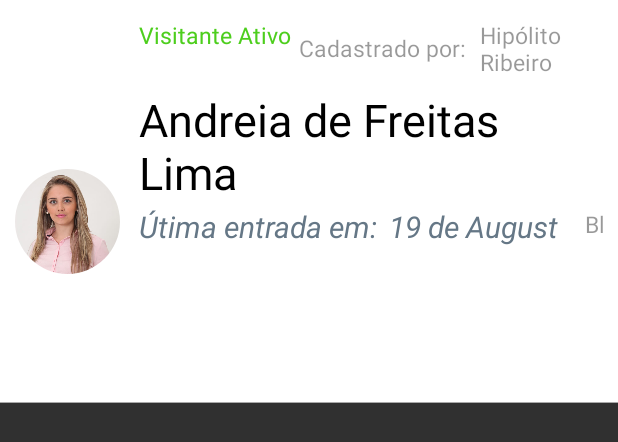
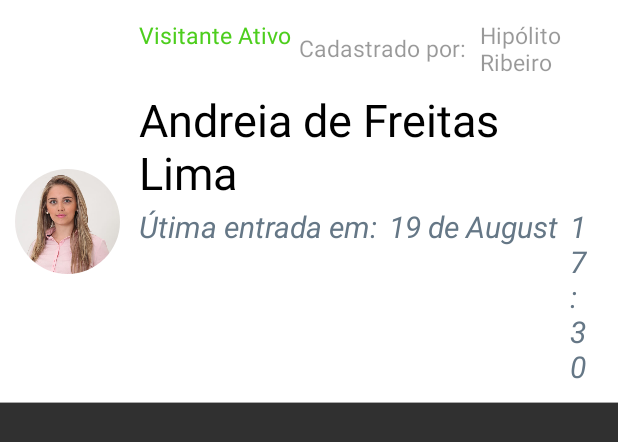
Before and after one commit to HipolitoJr/app-android-condominium-portaria, an Android app: the layout item_lista_visitante.xml on its own in the app's theme, with its tools: preview values and no code run, on a phone screen of 412 x 824 dp. Shown: the top 442 px of the screen. Run offline under Robolectric (Android 15) with nearby library versions, the phone set to English and light mode, and no system bars; plain views replace RoundedImageView.

Commit message:
organizado adapter visitantes

```diff
--- a/app/src/main/java/com/example/rodrigo/condomaisportaria/infra/utils/adapters/VisitanteRVAdapter.kt
+++ b/app/src/main/java/com/example/rodrigo/condomaisportaria/infra/utils/adapters/VisitanteRVAdapter.kt
@@ -47,7 +47,10 @@ class VisitanteRVAdapter (
         var visitante = visitantes.get(position)
 
         holder.txtNomeVisitante.text = visitante.nome
-        holder.txtNomeMorador.text = visitante.morador.nome
+        holder.txtNomeMorador.text =
+                visitante.unidadeHabitacional.grupoHabitacional.tipo + " " +
+                visitante.unidadeHabitacional.grupoHabitacional.tipoUnidade + " " +
+                visitante.unidadeHabitacional.nome
     }
 
 
--- a/app/src/main/java/com/example/rodrigo/condomaisportaria/models/Visitante.kt
+++ b/app/src/main/java/com/example/rodrigo/condomaisportaria/models/Visitante.kt
@@ -7,7 +7,8 @@ class Visitante(
         var nome : String,
         var sexo : String,
         var telefone : String,
-        var morador : Perfil,
+        @SerializedName("unidade_habitacional")
+        var  unidadeHabitacional: UnidadeHabitacional,
         @SerializedName("data_nascimento")
         var dataNascimento : String
 
--- a/app/src/main/res/layout/item_lista_visitante.xml
+++ b/app/src/main/res/layout/item_lista_visitante.xml
@@ -168,7 +168,8 @@
                     android:text="Bloco E"
                     android:textAlignment="textEnd"
                     android:textColor="@color/black_overlay"
-                    android:textSize="15sp"/>
+                    android:textSize="15sp"
+                    android:visibility="gone"/>
 
                 <TextView
                     android:id="@+id/dotSep"
@@ -177,7 +178,8 @@
                     android:layout_margin="2.5dp"
                     android:text="-"
                     android:textColor="@color/draw_description"
-                    android:textSize="15sp" />
+                    android:textSize="15sp"
+                    android:visibility="gone"/>
 
 
                 <TextView
@@ -188,7 +190,8 @@
                     android:text="Apartamento 203"
                     android:textAlignment="textEnd"
                     android:textColor="@color/black_overlay"
-                    android:textSize="15sp"/>
+                    android:textSize="15sp"
+                    android:visibility="gone"/>
 
             </LinearLayout>
         </LinearLayout>
```
